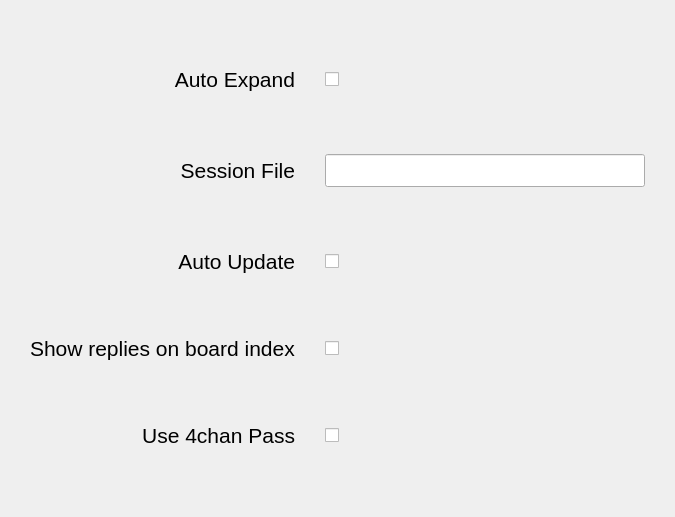
This is settings.ui in siavash119/qtchan as Qt 5 draws it before an edit. The edited form follows.
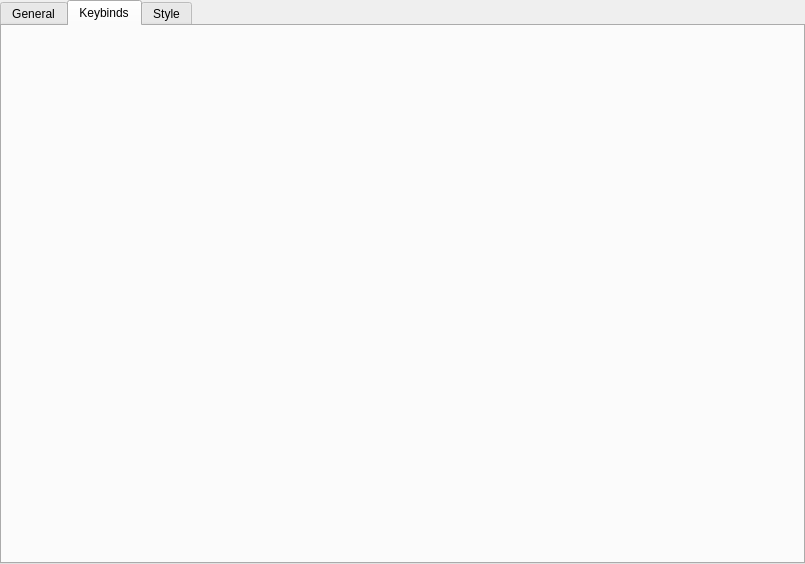
This is the edited form. Custom widgets are drawn as their Qt base class.

Commit message: keybinds configurable in qtchan.ini; settings gui for keybinds and styling started

```diff
--- a/settings.ui
+++ b/settings.ui
@@ -1,38 +1,26 @@
 <?xml version="1.0" encoding="UTF-8"?>
 <ui version="4.0">
  <class>Settings</class>
- <widget class="QWidget" name="Settings">
+ <widget class="QTabWidget" name="Settings">
   <property name="geometry">
    <rect>
     <x>0</x>
     <y>0</y>
-    <width>675</width>
-    <height>517</height>
+    <width>805</width>
+    <height>564</height>
    </rect>
   </property>
   <property name="windowTitle">
    <string>Settings</string>
   </property>
+  <property name="currentIndex">
+   <number>1</number>
+  </property>
+  <widget class="QWidget" name="general">
+   <attribute name="title">
+    <string>General</string>
+   </attribute>
   <layout class="QGridLayout" name="gridLayout">
-   <property name="sizeConstraint">
-    <enum>QLayout::SetDefaultConstraint</enum>
-   </property>
-   <property name="leftMargin">
-    <number>30</number>
-   </property>
-   <property name="rightMargin">
-    <number>30</number>
-   </property>
-   <property name="horizontalSpacing">
-    <number>30</number>
-   </property>
-   <item row="2" column="1">
-    <widget class="QCheckBox" name="autoUpdate">
-     <property name="text">
-      <string/>
-     </property>
-    </widget>
-   </item>
    <item row="0" column="0">
     <widget class="ClickableLabel" name="autoExpandLabel">
      <property name="font">
@@ -143,6 +131,17 @@
    </item>
   </layout>
  </widget>
+  <widget class="QWidget" name="keybinds">
+   <attribute name="title">
+    <string>Keybinds</string>
+   </attribute>
+  </widget>
+  <widget class="QWidget" name="style">
+   <attribute name="title">
+    <string>Style</string>
+   </attribute>
+  </widget>
+ </widget>
  <customwidgets>
   <customwidget>
    <class>ClickableLabel</class>
```
Left out of the diff: 68 changed lines with no effect on the pictures. Lines whose indentation alone changed are shown as unchanged. The commit also changes 7 other files.
